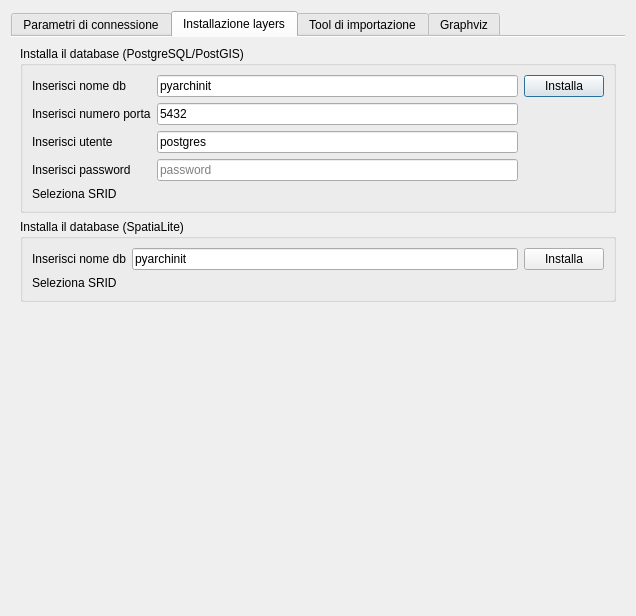
pyarchinit/pyarchinit, file gui/ui/pyarchinitConfigDialog.ui: the form before one commit.
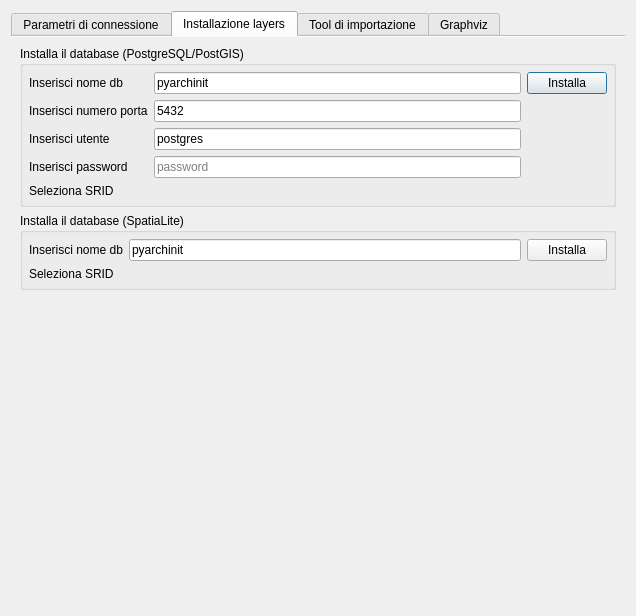
The form after the commit. The open tabs and pages were chosen to show the change. Icons and pictures are not drawn. Custom widgets are drawn as their Qt base class.

Commit message: some ui improvements and fix spatialite db installation

Patch:
```diff
--- a/gui/ui/pyarchinitConfigDialog.ui
+++ b/gui/ui/pyarchinitConfigDialog.ui
@@ -323,6 +323,18 @@
           <string>Installa il database (PostgreSQL/PostGIS)</string>
          </property>
          <layout class="QGridLayout" name="gridLayout_7">
+          <property name="leftMargin">
+           <number>6</number>
+          </property>
+          <property name="topMargin">
+           <number>6</number>
+          </property>
+          <property name="rightMargin">
+           <number>6</number>
+          </property>
+          <property name="bottomMargin">
+           <number>6</number>
+          </property>
           <item row="0" column="0">
            <layout class="QGridLayout" name="gridLayout_3">
             <item row="1" column="1">
@@ -448,6 +460,18 @@
           <string>Installa il database (SpatiaLite)</string>
          </property>
          <layout class="QGridLayout" name="gridLayout_8">
+          <property name="leftMargin">
+           <number>6</number>
+          </property>
+          <property name="topMargin">
+           <number>6</number>
+          </property>
+          <property name="rightMargin">
+           <number>6</number>
+          </property>
+          <property name="bottomMargin">
+           <number>6</number>
+          </property>
           <item row="0" column="0">
            <layout class="QGridLayout" name="gridLayout_5">
             <item row="1" column="1">
@@ -919,6 +943,12 @@
    <header>qgis.gui</header>
    <container>1</container>
   </customwidget>
+  <customwidget>
+   <class>QgsCollapsibleGroupBox</class>
+   <extends>QGroupBox</extends>
+   <header>qgscollapsiblegroupbox.h</header>
+   <container>1</container>
+  </customwidget>
  </customwidgets>
  <tabstops>
   <tabstop>comboBox_Database</tabstop>
```
Left out of the diff: 4 changed lines with no effect on the pictures. The commit also changes 1 other file.
